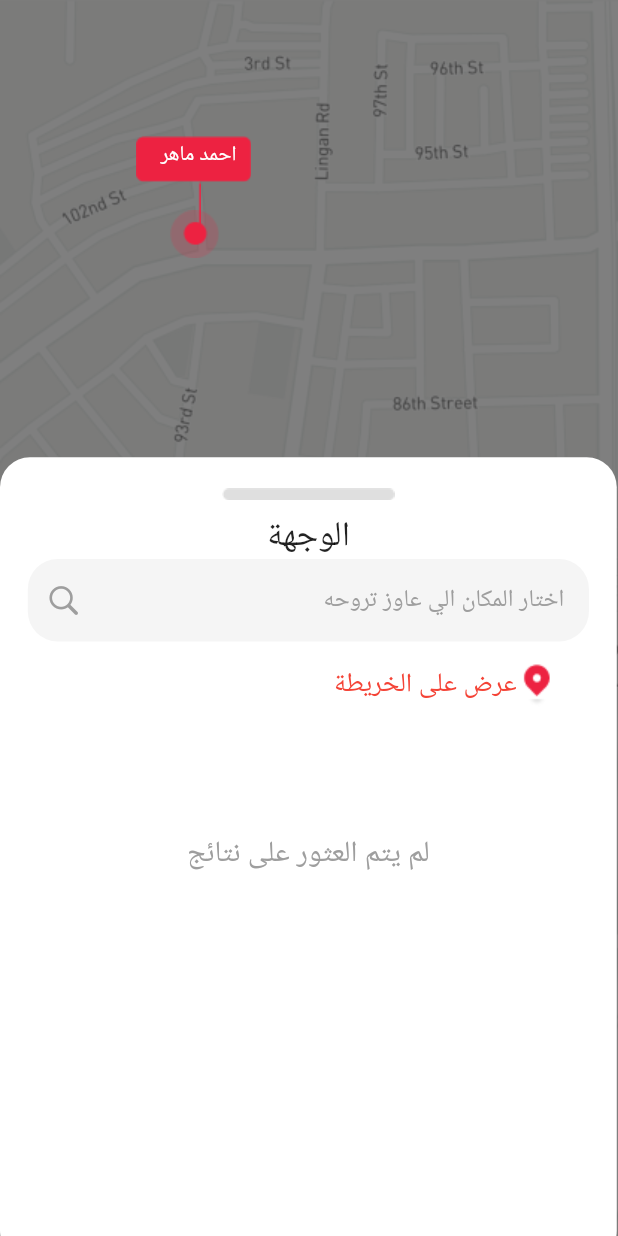
After one commit to seniorcodellc/tripia, a Flutter app: the Screen2 screen opened directly, after a tap on "مكان الالتقاء", after a tap on "لم يتم العثور على نتائج", on a phone screen of 412 x 824 dp. The commit adds this screen. Run offline on Flutter 3.47's test engine with Material 2 defaults, Android fonts, the light colour scheme and no system bars; our stand-ins replace flutter_native_splash, get, google_fonts, line_awesome_flutter, page_transition; statements that could not run were skipped.

Commit message:
first commit

```diff
--- a/flutter_native_splash.yaml
+++ b/flutter_native_splash.yaml
@@ -1,6 +1,6 @@
 flutter_native_splash:
   color: "#ED2241"
-  image: assets/logo4.png
+  image: assets/logo6.png
   android: true
   ios: true
   android_gravity: fill
--- a/lib/screen2.dart
+++ b/lib/screen2.dart
@@ -1,7 +1,9 @@
 import 'package:flutter/cupertino.dart';
 import 'package:flutter/material.dart';
 import 'package:get/get.dart';
+import 'package:okay/screen3.dart';
 import 'package:okay/text_field.dart';
+import 'package:page_transition/page_transition.dart';
 
 import 'dimensions.dart';
 
@@ -82,7 +84,14 @@ class Screen2 extends StatelessWidget {
                 Row(
                   children: [
                     SizedBox(width: context.width*0.65,),
-                    Text('مكان الالتقاء',style: TextStyle(color: Colors.red,fontSize: Dimensions.font16*1.1),),
+                    InkWell(
+                        onTap: (){
+                          Navigator.pushReplacement(context, PageTransition(
+                              type: PageTransitionType.fade,
+                              duration: Duration(milliseconds: 530),
+                              child: Screen3()));
+                        },
+                        child: Text('مكان الالتقاء',style: TextStyle(color: Colors.red,fontSize: Dimensions.font16*1.1),)),
                     SizedBox(width: context.width*0.015,),
                     Image.asset('assets/point2.png'),
                   ],
@@ -108,10 +117,35 @@ class Screen2 extends StatelessWidget {
                         child: Image.asset('assets/line3.png')),
                   ],
                 ),
-                MyTextField3(hintText: '', obsecureText: true,),
+                Container(
+                  width: context.width*0.8,
+                  height: context.height*0.12,
+                  padding: EdgeInsets.only(right:context.width*0.036),
+                  decoration: BoxDecoration(
+                    color: Colors.grey.shade100,
+                    border: Border.all(
+                      color: Colors.white,
+                      width: context.width * 0.003,
+                    ),
+                    borderRadius: BorderRadius.circular(
+                        Dimensions.radius20),
+                  ),
+                  child: TextFormField(
+                    textDirection: TextDirection.rtl,
+                    readOnly: false,
+                    maxLines: 5,
+                    cursorColor: Colors.grey,
+                    // Adjust the number of lines as needed (e.g., 3 or 5)
+                    decoration: InputDecoration(
+                      hintTextDirection: TextDirection.rtl,
+                      hintText: 'عندك أي ملاحظات تانية؟',
+                      border: InputBorder.none, // Remove the default border
+                    ),
+
+                  ),
+                ),
                 SizedBox(height: context.height*0.016,),
-                MyButton2(onTap: (){}, text: 'دور على العربية')
-
+                MyButton2(onTap: (){}, text: 'دور على العربية'),
               ],
             ),
             Column(
@@ -123,17 +157,6 @@ class Screen2 extends StatelessWidget {
                     Container(
                         height: context.height*0.08,
                         child: Image.asset('assets/line2.png')),
-                  ],
-                ),
-              ],
-            ),
-            Column(
-              children: [
-                SizedBox(height: context.height*0.69,),
-                Row(
-                  children: [
-                    SizedBox(width: context.width*0.53,),
-                    Text('عندك اي ملاحظات تانية؟',style: TextStyle(color: Colors.grey),),
                   ],
                 ),
               ],
--- /dev/null
+++ b/lib/screen3.dart
@@ -0,0 +1,115 @@
+import 'package:flutter/cupertino.dart';
+import 'package:flutter/material.dart';
+import 'package:get/get.dart';
+import 'package:okay/dimensions.dart';
+import 'package:okay/screen4.dart';
+import 'package:okay/text_field.dart';
+import 'package:page_transition/page_transition.dart';
+
+class Screen3 extends StatelessWidget {
+  const Screen3({Key? key}) : super(key: key);
+
+  @override
+  Widget build(BuildContext context) {
+    return Scaffold(
+      body: SingleChildScrollView(
+        child: Stack(
+          children: [
+            ColorFiltered(
+                colorFilter: ColorFilter.mode(
+                  Colors.black.withOpacity(0.5), // Adjust the opacity to control the darkness
+                  BlendMode.darken,
+                ),
+                child: Image.asset('assets/maps.png')),
+            Column(
+              children: [
+                SizedBox(height: context.height*0.11,),
+                Stack(
+                  children: [
+                    Row(
+                      children: [
+                        SizedBox(width: context.width*0.22,),
+                        Image.asset('assets/rectangle.png'),
+                      ],
+                    ),
+                    Row(
+                      children: [
+                        SizedBox(width: context.width*0.26,),
+                        Column(
+                          children: [
+                            SizedBox(height: context.height*0.004,),
+                            Text('احمد ماهر',style: TextStyle(color: Colors.white),),
+                          ],
+                        ),
+                      ],
+                    ),
+                  ],
+                ),
+                Row(
+                  children: [
+                    SizedBox(width: context.width*0.32,),
+                    Image.asset('assets/line.png'),
+                  ],
+                ),
+              ],
+            ),
+            Column(
+              children: [
+                SizedBox(height: context.height*0.17,),
+                Row(
+                  children: [
+                    SizedBox(width: context.width*0.275,),
+                    Image.asset('assets/point.png'),
+                  ],
+                ),
+              ],
+            ),
+            Column(
+              children: [
+                SizedBox(height: context.height*0.37,),
+                Row(
+                  children: [
+                    Container(
+                      width: context.width*0.998,
+                      height: context.height*0.65,
+                      decoration: BoxDecoration(
+                        borderRadius: BorderRadius.circular(20),
+                        color: Colors.white,
+                      ),
+                      child: Column(
+                        children: [
+                          SizedBox(height: context.height*0.025,),
+                          Image.asset('assets/grey.png'),
+                          SizedBox(height: context.height*0.01,),
+                          Text('مكان الالتقاء',style: TextStyle(fontWeight: FontWeight.w500,fontSize: Dimensions.font26/1.1),),
+                          MyTextField6(hintText: 'عاوز نتقابل فين', obsecureText: true,suffixicon: Icon(CupertinoIcons.search),),
+                          SizedBox(height: context.height*0.015,),
+                          Row(
+                            children: [
+                              SizedBox(width: context.width*0.54,),
+                              Text('عرض على الخريطة',style: TextStyle(color: Colors.red,fontSize: Dimensions.font20/1.1),),
+                              Image.asset('assets/location.png'),
+                            ],
+                          ),
+                          SizedBox(height: context.height*0.1,),
+                          InkWell(
+                              onTap: (){
+                                Navigator.pushReplacement(context, PageTransition(
+                                    type: PageTransitionType.fade,
+                                    duration: Duration(milliseconds: 550),
+                                    child: Screen4()));
+                              },
+                              child: Text('لم يتم العثور على نتائج',style: TextStyle(fontSize: Dimensions.font20,color: Colors.grey),)),
+                        ],
+                      ),
+                    ),
+                  ],
+                ),
+              ],
+            ),
+          ],
+        ),
+      ),
+    );
+  }
+}
--- /dev/null
+++ b/lib/screen4.dart
@@ -0,0 +1,106 @@
+import 'package:flutter/cupertino.dart';
+import 'package:flutter/material.dart';
+import 'package:get/get.dart';
+import 'package:okay/dimensions.dart';
+import 'package:okay/text_field.dart';
+
+class Screen4 extends StatelessWidget {
+  const Screen4({Key? key}) : super(key: key);
+
+  @override
+  Widget build(BuildContext context) {
+    return Scaffold(
+      body: SingleChildScrollView(
+        child: Stack(
+          children: [
+            ColorFiltered(
+                colorFilter: ColorFilter.mode(
+                  Colors.black.withOpacity(0.5), // Adjust the opacity to control the darkness
+                  BlendMode.darken,
+                ),
+                child: Image.asset('assets/maps.png')),
+            Column(
+              children: [
+                SizedBox(height: context.height*0.11,),
+                Stack(
+                  children: [
+                    Row(
+                      children: [
+                        SizedBox(width: context.width*0.22,),
+                        Image.asset('assets/rectangle.png'),
+                      ],
+                    ),
+                    Row(
+                      children: [
+                        SizedBox(width: context.width*0.26,),
+                        Column(
+                          children: [
+                            SizedBox(height: context.height*0.004,),
+                            Text('احمد ماهر',style: TextStyle(color: Colors.white),),
+                          ],
+                        ),
+                      ],
+                    ),
+                  ],
+                ),
+                Row(
+                  children: [
+                    SizedBox(width: context.width*0.32,),
+                    Image.asset('assets/line.png'),
+                  ],
+                ),
+              ],
+            ),
+            Column(
+              children: [
+                SizedBox(height: context.height*0.17,),
+                Row(
+                  children: [
+                    SizedBox(width: context.width*0.275,),
+                    Image.asset('assets/point.png'),
+                  ],
+                ),
+              ],
+            ),
+            Column(
+              children: [
+                SizedBox(height: context.height*0.37,),
+                Row(
+                  children: [
+                    Container(
+                      width: context.width*0.998,
+                      height: context.height*0.65,
+                      decoration: BoxDecoration(
+                        borderRadius: BorderRadius.circular(20),
+                        color: Colors.white,
+                      ),
+                      child: Column(
+                        children: [
+                          SizedBox(height: context.height*0.025,),
+                          Image.asset('assets/grey.png'),
+                          SizedBox(height: context.height*0.01,),
+                          Text('الوجهة',style: TextStyle(fontWeight: FontWeight.w500,fontSize: Dimensions.font26/1.1),),
+                          MyTextField6(hintText: 'اختار المكان الي عاوز تروحه', obsecureText: true,suffixicon: Icon(CupertinoIcons.search),),
+                          SizedBox(height: context.height*0.015,),
+                          Row(
+                            children: [
+                              SizedBox(width: context.width*0.54,),
+                              Text('عرض على الخريطة',style: TextStyle(color: Colors.red,fontSize: Dimensions.font20/1.1),),
+                              Image.asset('assets/location.png'),
+                            ],
+                          ),
+                          SizedBox(height: context.height*0.1,),
+                          Text('لم يتم العثور على نتائج',style: TextStyle(fontSize: Dimensions.font20,color: Colors.grey),),
+                        ],
+                      ),
+                    ),
+                  ],
+                ),
+              ],
+            ),
+          ],
+        ),
+      ),
+    );
+  }
+}
--- a/lib/text_field.dart
+++ b/lib/text_field.dart
@@ -167,6 +167,88 @@ class MyTextField3 extends StatelessWidget {
     );
   }
 }
+class MyTextField5 extends StatelessWidget {
+  final controller;
+  final String hintText;
+  final bool obsecureText;
+  final  suffixicon;
+  final validator;
+  const MyTextField5({Key? key, this.suffixicon, this.controller, required this.hintText, required this.obsecureText, this.validator,}) : super(key: key);
+
+  @override
+  Widget build(BuildContext context) {
+    return  Padding(
+      padding: EdgeInsets.symmetric(horizontal: 33),
+      child: TextFormField(
+        textDirection: TextDirection.rtl,
+        validator: validator,
+        controller: controller,
+        obscureText: obsecureText,
+        decoration: InputDecoration(
+          alignLabelWithHint: true,
+          hintTextDirection:TextDirection.rtl ,
+          enabledBorder: OutlineInputBorder(
+              borderSide: BorderSide.none,
+              borderRadius: BorderRadius.circular(20)
+          ),
+          focusedBorder: OutlineInputBorder(
+            borderSide: BorderSide.none,
+            borderRadius: BorderRadius.circular(20),
+          ),
+          fillColor: Colors.grey.shade100,
+          filled:true,
+          hintText: hintText,
+          hintStyle: GoogleFonts.montserrat(color: Colors.black,),
+          labelStyle: GoogleFonts.montserrat(color: Colors.black,fontWeight: FontWeight.w500),
+          contentPadding: EdgeInsets.symmetric(vertical: 15,horizontal: 18),
+          prefixIcon: suffixicon,
+        ),
+      ),
+    );
+  }
+}
+class MyTextField6 extends StatelessWidget {
+  final controller;
+  final String hintText;
+  final bool obsecureText;
+  final  suffixicon;
+  final validator;
+  const MyTextField6({Key? key, this.suffixicon, this.controller, required this.hintText, required this.obsecureText, this.validator,}) : super(key: key);
+
+  @override
+  Widget build(BuildContext context) {
+    return  Padding(
+      padding: EdgeInsets.symmetric(horizontal: context.width*0.045),
+      child: TextFormField(
+        textDirection: TextDirection.rtl,
+        validator: validator,
+        controller: controller,
+        obscureText: obsecureText,
+        cursorColor: Colors.black26,
+        decoration: InputDecoration(
+          alignLabelWithHint: true,
+          hintTextDirection:TextDirection.rtl ,
+          enabledBorder: OutlineInputBorder(
+              borderSide: BorderSide.none,
+              borderRadius: BorderRadius.circular(20)
+          ),
+          focusedBorder: OutlineInputBorder(
+            borderSide: BorderSide.none,
+            borderRadius: BorderRadius.circular(20),
+          ),
+          fillColor: Colors.grey.shade100,
+          filled:true,
+          hintText: hintText,
+          hintStyle: GoogleFonts.montserrat(color: Colors.grey,),
+          labelStyle: GoogleFonts.montserrat(color: Colors.black,fontWeight: FontWeight.w500),
+          contentPadding: EdgeInsets.symmetric(vertical: context.height*0.02,horizontal: context.width*0.04),
+          prefixIcon: suffixicon,
+          prefixIconColor: Colors.grey,
+        ),
+      ),
+    );
+  }
+}
 
 //////////////////////Button\\\\\\\\\\\\\\\\\\\\\\\\\\\\\
 class MyButton extends StatelessWidget {
--- a/pubspec.yaml
+++ b/pubspec.yaml
@@ -90,6 +90,8 @@ flutter:
     - assets/line3.png
     - assets/nav.png
     - assets/logo.png
+    - assets/grey.png
+    - assets/location.png
   # An image asset can refer to one or more resolution-specific "variants", see
   # https://flutter.dev/assets-and-images/#resolution-aware
 
```
Also changed, not shown: assets/grey.png (added), assets/location.png (added), assets/logo5.png (added), assets/logo6.png (added), 19 other files.
